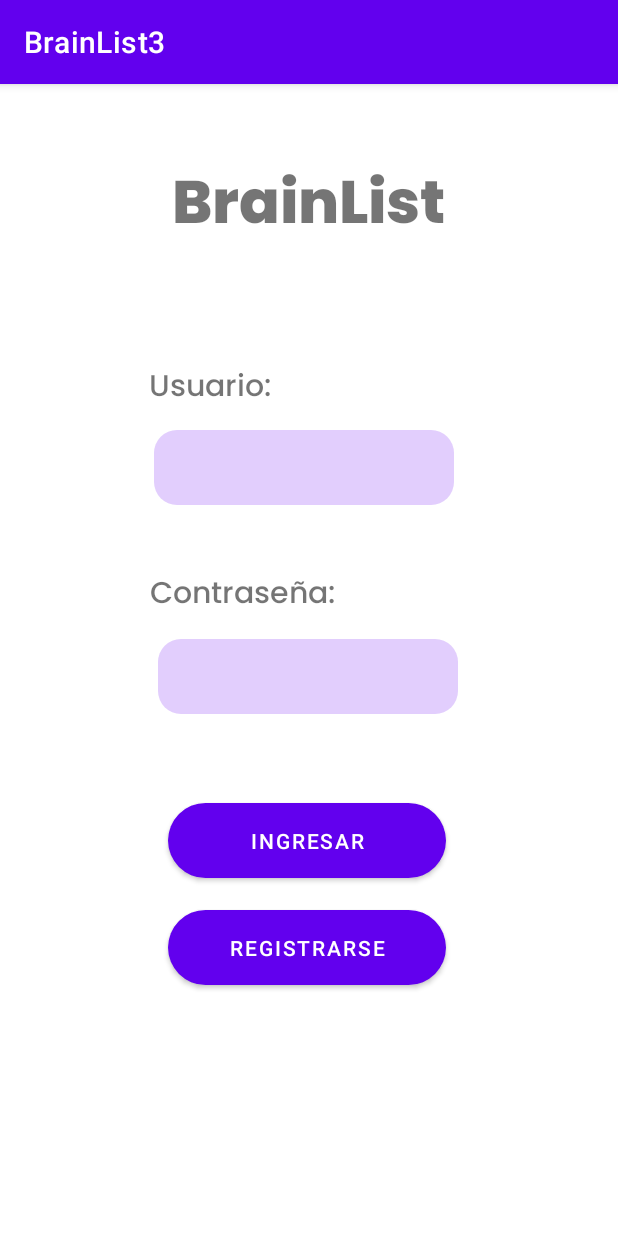
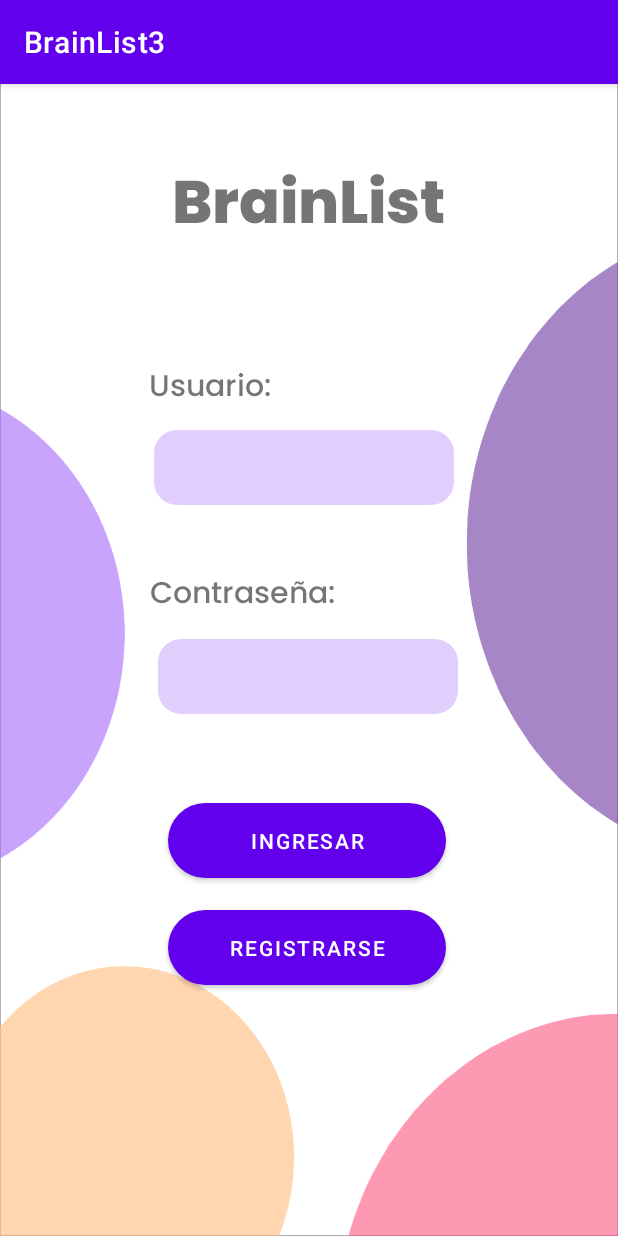
Before and after one commit to matiasalt/BrainList33, an Android app: the screen it shows after launch (MainActivity), on a phone screen of 412 x 824 dp. Run offline under Robolectric (Android 15) with nearby library versions, the phone set to English and light mode, and no system bars.

Commit message:
18/4/24 Registro

```diff
--- a/app/src/main/res/layout/activity_main.xml
+++ b/app/src/main/res/layout/activity_main.xml
@@ -5,6 +5,7 @@
     android:id="@+id/main"
     android:layout_width="match_parent"
     android:layout_height="match_parent"
+    android:background="@drawable/FondoInicioSesion"
     tools:context=".MainActivity">
 
     <TextView
--- a/app/src/main/res/layout/activity_registrar.xml
+++ b/app/src/main/res/layout/activity_registrar.xml
@@ -5,6 +5,7 @@
     android:id="@+id/main"
     android:layout_width="match_parent"
     android:layout_height="match_parent"
+    android:background="@drawable/FondoRegistro"
     tools:context=".Registrar">
 
     <TextView
```
Also changed, not shown: app/src/main/res/drawable/FondoInicioSesion.png (added).
